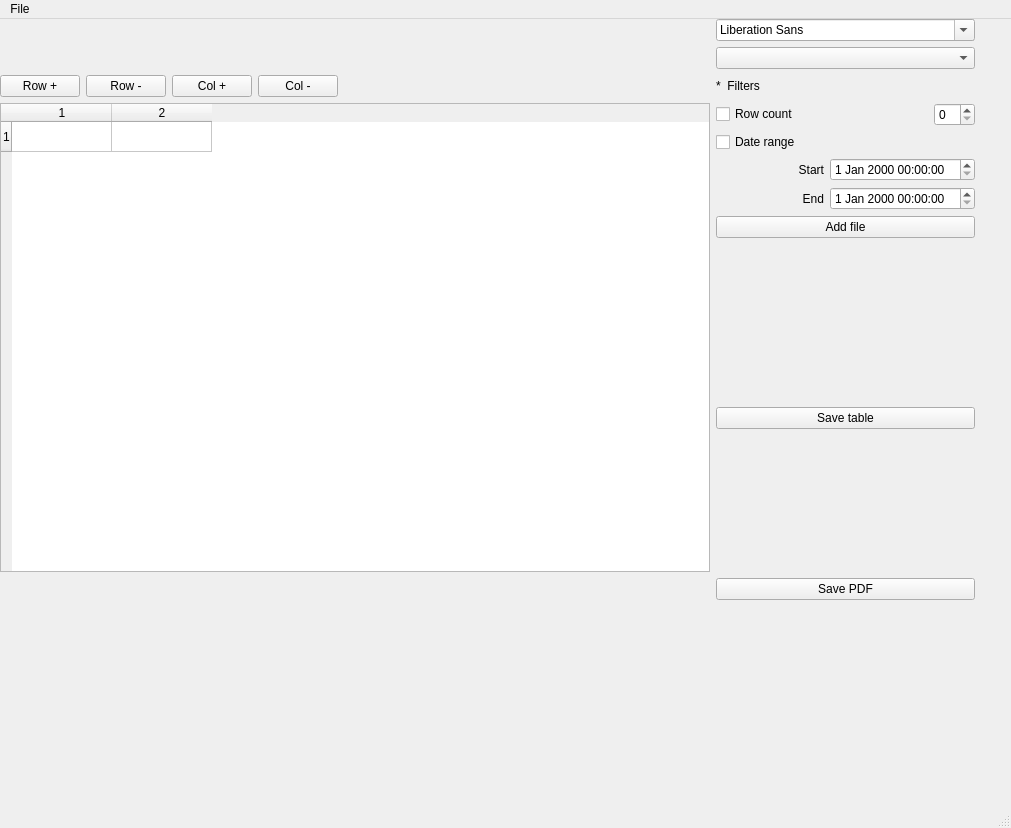
This is documentwindow.ui in StronglogicSolutions/ky_gui as Qt 5 draws it before an edit. The edited form follows.
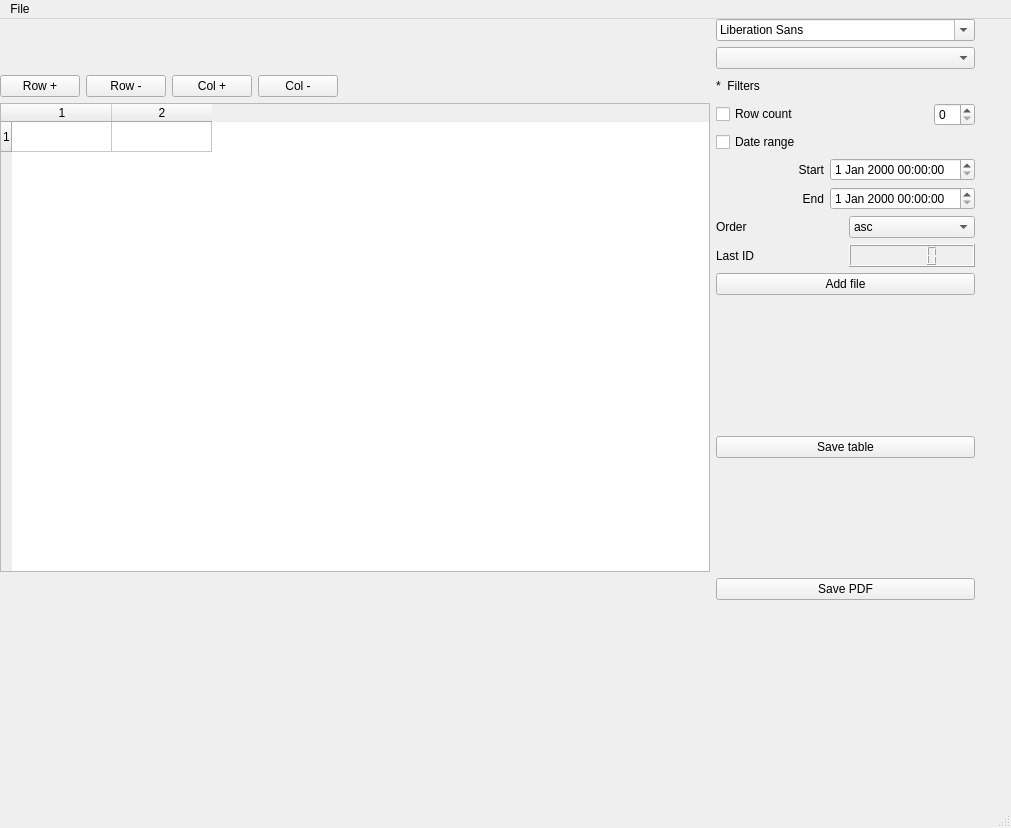
This is the edited form. Icons and pictures are not drawn.

Diff of the .ui file:
```diff
--- a/documentwindow.ui
+++ b/documentwindow.ui
@@ -121,6 +121,45 @@
          </item>
         </layout>
        </item>
+       <item>
+        <layout class="QHBoxLayout" name="horizontalLayout_7">
+         <item>
+          <widget class="QLabel" name="label">
+           <property name="text">
+            <string>Order</string>
+           </property>
+          </widget>
+         </item>
+         <item>
+          <widget class="QComboBox" name="order">
+           <item>
+            <property name="text">
+             <string>asc</string>
+            </property>
+           </item>
+           <item>
+            <property name="text">
+             <string>desc</string>
+            </property>
+           </item>
+          </widget>
+         </item>
+        </layout>
+       </item>
+       <item>
+        <layout class="QHBoxLayout" name="horizontalLayout_8">
+         <item>
+          <widget class="QLabel" name="label_4">
+           <property name="text">
+            <string>Last ID</string>
+           </property>
+          </widget>
+         </item>
+         <item>
+          <widget class="QLCDNumber" name="lastID"/>
+         </item>
+        </layout>
+       </item>
        <item>
         <widget class="QPushButton" name="addFile">
          <property name="text">
```
